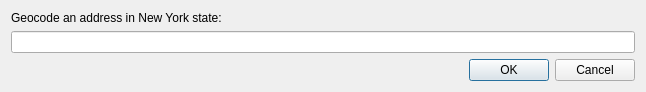
kgjenkins/nys-geocoder, file nys_geocoder_dialog_base.ui: the form before one commit.
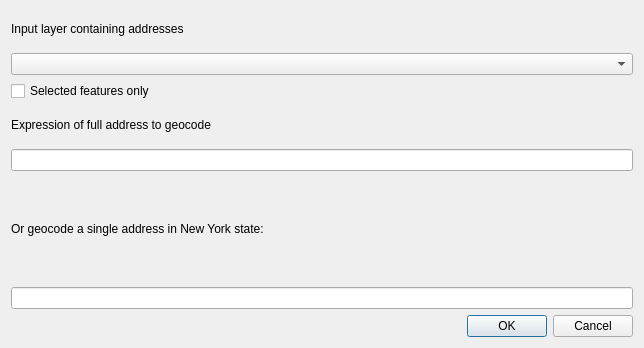
The form after the commit.

Commit message: geocode from layer

What changed in the file:
```diff
--- a/nys_geocoder_dialog_base.ui
+++ b/nys_geocoder_dialog_base.ui
@@ -6,20 +6,51 @@
    <rect>
     <x>0</x>
     <y>0</y>
-    <width>646</width>
-    <height>92</height>
+    <width>644</width>
+    <height>348</height>
    </rect>
   </property>
   <property name="windowTitle">
    <string>NYS Geocoder</string>
   </property>
   <layout class="QGridLayout" name="gridLayout">
-   <item row="0" column="0">
+   <item row="1" column="0">
+    <layout class="QVBoxLayout" name="verticalLayout_2">
+     <item>
+      <widget class="QLabel" name="label">
+       <property name="text">
+        <string>Input layer containing addresses</string>
+       </property>
+      </widget>
+     </item>
+     <item>
+      <widget class="QComboBox" name="inputLayer"/>
+     </item>
+     <item>
+      <widget class="QCheckBox" name="selectedOnly">
+       <property name="text">
+        <string>Selected features only</string>
+       </property>
+      </widget>
+     </item>
+     <item>
+      <widget class="QLabel" name="label_2">
+       <property name="text">
+        <string>Expression of full address to geocode</string>
+       </property>
+      </widget>
+     </item>
+     <item>
+      <widget class="QLineEdit" name="addressExpression"/>
+     </item>
+    </layout>
+   </item>
+   <item row="3" column="0">
     <layout class="QVBoxLayout" name="verticalLayout">
      <item>
       <widget class="QLabel" name="addressLabel">
        <property name="text">
-        <string>Geocode an address in New York state:</string>
+        <string>Or geocode a single address in New York state:</string>
        </property>
       </widget>
      </item>
```
Left out of the diff: 2 changed lines with no effect on the pictures. The commit also changes 3 other files.
